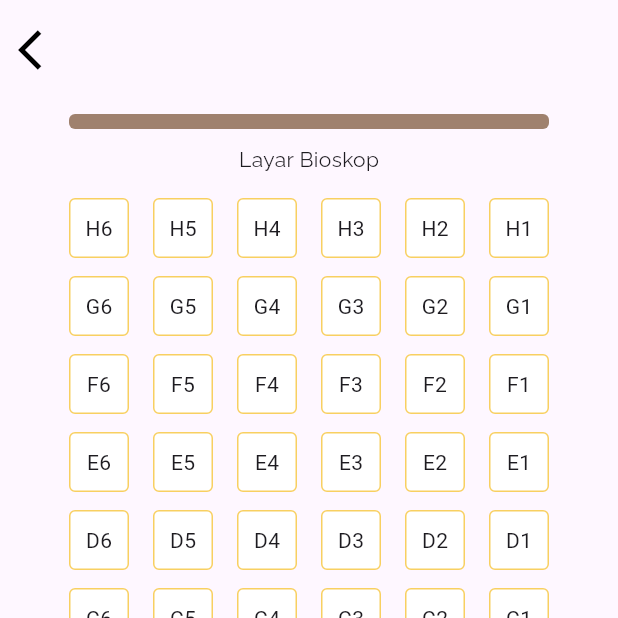
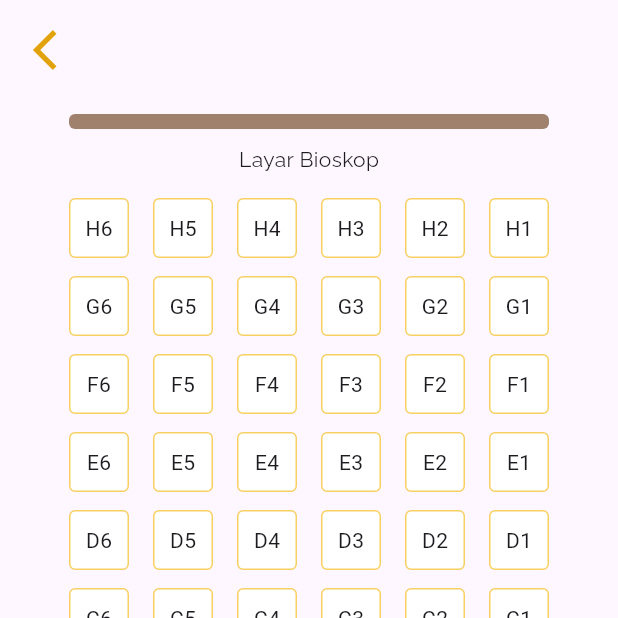
Before and after one commit to Chintialiuw/FlutixApp, a Flutter app: the Seat screen opened directly with empty values, on a phone screen of 412 x 824 dp, the top half of it. Run offline on Flutter 3.47's test engine with Material 3 defaults, Android fonts, the phone set to English and light mode, and no system bars; our stand-ins replace cloud_firestore, firebase_auth, firebase_core, firebase_storage, google_fonts, image_picker and 1 more; accounts and stored records are empty; network calls fail.

Commit message:
Update: warnaLeading

```diff
--- a/lib/ui/pages/home/seat.dart
+++ b/lib/ui/pages/home/seat.dart
@@ -66,14 +66,14 @@ class _SeatState extends State<Seat> {
         elevation: 0,
         backgroundColor: Colors.transparent,
         leading: Padding(
-          padding: const EdgeInsets.only(top: 10.0),
+          padding: const EdgeInsets.only(left: 20.0, top: 10.0),
           child: InkWell(
             onTap: () {
               Navigator.pop(context);
             },
             child: const Icon(
               Icons.arrow_back_ios,
-              color: Colors.black, // Ubah warna ikon panah menjadi hitam
+              color:  Color(0xFFE1A20B),
               size: 32,
             ),
           ),
```
